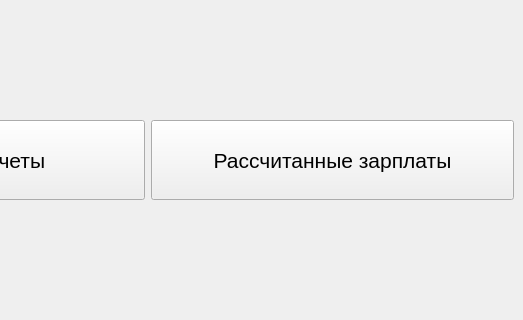
This is ui/operation/main.ui in Meller008/CRM-Avi as Qt 5 draws it before an edit; both pictures show x 597 to 1120 and y 175 to 495 of the 1120 by 747 pixel window. The edited form follows.
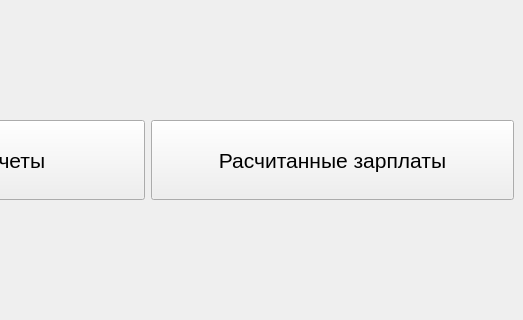
This is the edited form. The open tabs and pages were chosen to show the change.

```diff
--- a/ui/operation/main.ui
+++ b/ui/operation/main.ui
@@ -1194,7 +1194,7 @@
              </font>
             </property>
             <property name="text">
-             <string>Рассчитанные зарплаты</string>
+             <string>Расчитанные зарплаты</string>
             </property>
            </widget>
           </item>
```
